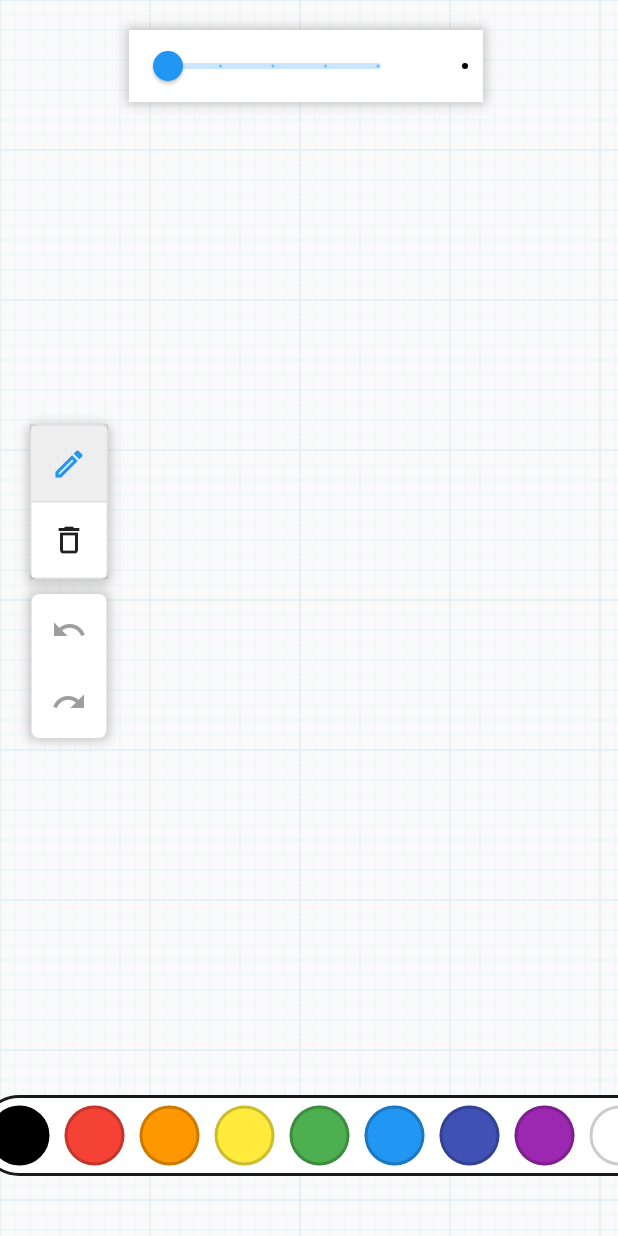
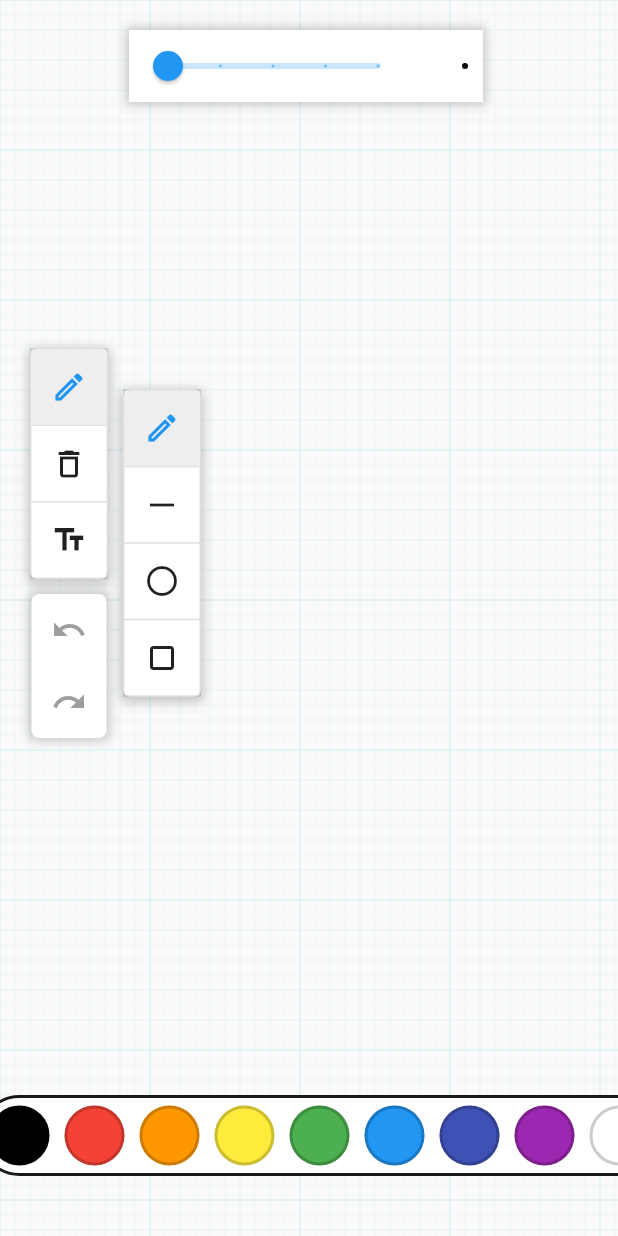
Before and after one commit to treboard/treboard, a Flutter app: the screen it shows after launch, after a tap on the "edit" icon, on a phone screen of 412 x 824 dp. Run offline on Flutter 3.47's test engine with Material 2 defaults, Android fonts, the phone set to English and light mode, and no system bars; our stand-ins replace flutter_riverpod.

Commit message:
setup dynamic toolbar

```diff
--- a/lib/models/draw_mode.dart
+++ b/lib/models/draw_mode.dart
@@ -1 +1 @@
-enum DrawMode { sketch, erase, select, line, circle, square }
+enum DrawMode { sketch, erase, select, line, circle, square, text }
--- a/lib/models/stroke.dart
+++ b/lib/models/stroke.dart
@@ -38,6 +38,10 @@ class Stroke extends CanvasElement {
           case DrawMode.square:
           case DrawMode.select:
             return DrawType.square;
+          case DrawMode.text:
+            return DrawType.sketch;
+          default:
+            return DrawType.sketch;
         }
       }(),
     );
--- a/lib/widgets/board_canvas.dart
+++ b/lib/widgets/board_canvas.dart
@@ -165,6 +165,7 @@ class Painter extends CustomPainter {
         case DrawType.line:
           canvas.drawLine(p1, p2, paint);
           break;
+
         case DrawType.circle:
           canvas.drawOval(rect, paint);
           break;
--- a/lib/widgets/toolbar.dart
+++ b/lib/widgets/toolbar.dart
@@ -16,7 +16,7 @@ class Toolbar extends ConsumerStatefulWidget {
 
 class Tool {
   final DrawMode tool;
-  final Icon icon;
+  Icon icon;
 
   Tool(this.tool, this.icon);
 }
@@ -28,9 +28,11 @@ class _ToolbarState extends ConsumerState<Toolbar> {
 // sketch, erase
     Tool(DrawMode.sketch, const Icon(Icons.edit_outlined)),
     Tool(DrawMode.erase, const Icon(Icons.delete_outline_outlined)),
+    Tool(DrawMode.text, const Icon(Icons.text_fields_outlined)),
   ];
 
   List<Tool> shapeTools = [
+    Tool(DrawMode.sketch, const Icon(Icons.edit_outlined)),
     Tool(DrawMode.line, const Icon(Icons.horizontal_rule_outlined)),
     Tool(DrawMode.circle, const Icon(Icons.circle_outlined)),
     Tool(DrawMode.square, const Icon(Icons.crop_square_outlined)),
@@ -53,6 +55,14 @@ class _ToolbarState extends ConsumerState<Toolbar> {
     for (int i = 0; i < shapeTools.length; i++) {
       if (shapeTools[i].tool == ref.watch(boardProvider).drawingMode) {
         shapeSelected[i] = true;
+
+        // if the current tool is a shape tool, change the sketch tool icon to that
+        // tool
+        if (ref.watch(boardProvider).drawingMode != DrawMode.sketch) {
+          tools[0].icon = shapeTools[i].icon;
+        } else {
+          tools[0].icon = const Icon(Icons.edit_outlined);
+        }
       }
     }
 
@@ -83,9 +93,10 @@ class _ToolbarState extends ConsumerState<Toolbar> {
                   onPressed: (index) {
                     // set the selected tool
                     ref.read(boardProvider.notifier).setMode(tools[index].tool);
-                    // set the selected button
-                    for (int i = 0; i < selected.length; i++) {
-                      selected[i] = i == index;
+                    // set the selected button if not the sketch tool
+                    if (index != 0) {
+                      selected = List.filled(tools.length, false);
+                      selected[index] = true;
                     }
 
                     setState(() {
@@ -143,16 +154,8 @@ class _ToolbarState extends ConsumerState<Toolbar> {
             ),
           ],
         ),
-        AnimatedSwitcher(
-          duration: const Duration(milliseconds: 300),
-          switchInCurve: Curves.easeIn,
-          switchOutCurve: Curves.easeOut,
-          transitionBuilder: (child, animation) {
-            return ScaleTransition(
-              scale: animation,
-              child: Container(
-                key: ValueKey(isSketchToolsVisible),
-                margin: const EdgeInsets.only(right: 10),
+        Container(
+          margin: const EdgeInsets.only(left: 10),
           decoration: BoxDecoration(
             color: Colors.white,
             borderRadius: BorderRadius.circular(5),
@@ -168,8 +171,7 @@ class _ToolbarState extends ConsumerState<Toolbar> {
           child: Visibility(
             visible: isSketchToolsVisible,
             child: ToggleButtons(
-                      constraints:
-                          const BoxConstraints(minWidth: 50, minHeight: 50),
+                constraints: const BoxConstraints(minWidth: 50, minHeight: 50),
                 direction: Axis.vertical,
                 fillColor: Colors.grey[200],
                 isSelected: shapeSelected,
@@ -191,9 +193,6 @@ class _ToolbarState extends ConsumerState<Toolbar> {
                     .toList()),
           ),
         ),
-            );
-          },
-        ),
       ],
     );
   }
```
Lines whose indentation alone changed are shown as unchanged.
